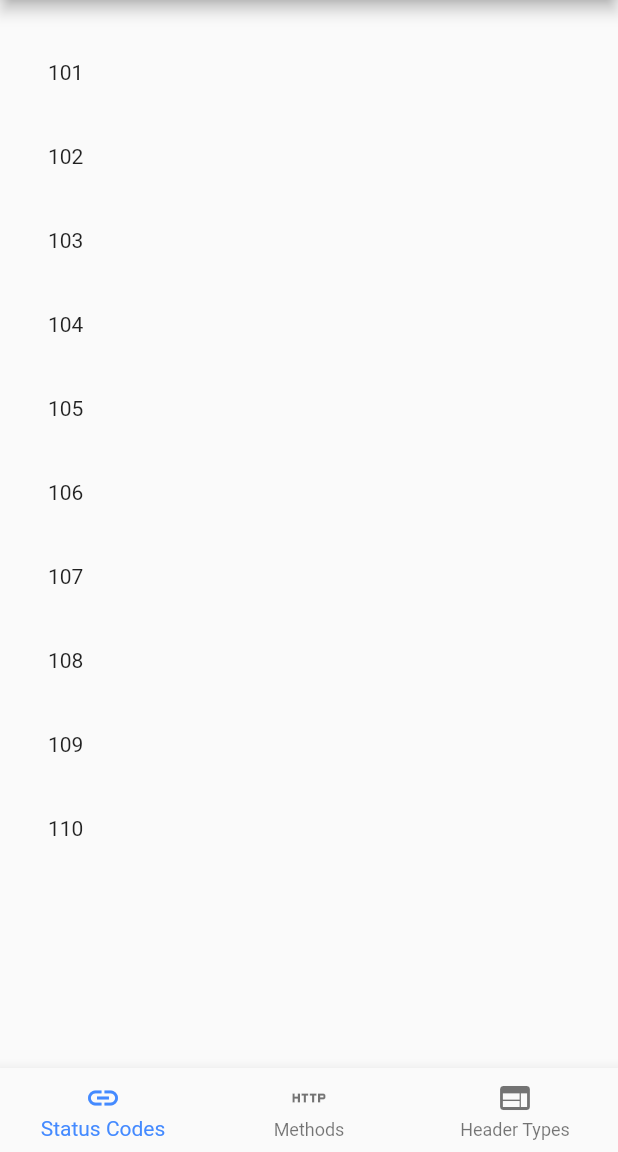
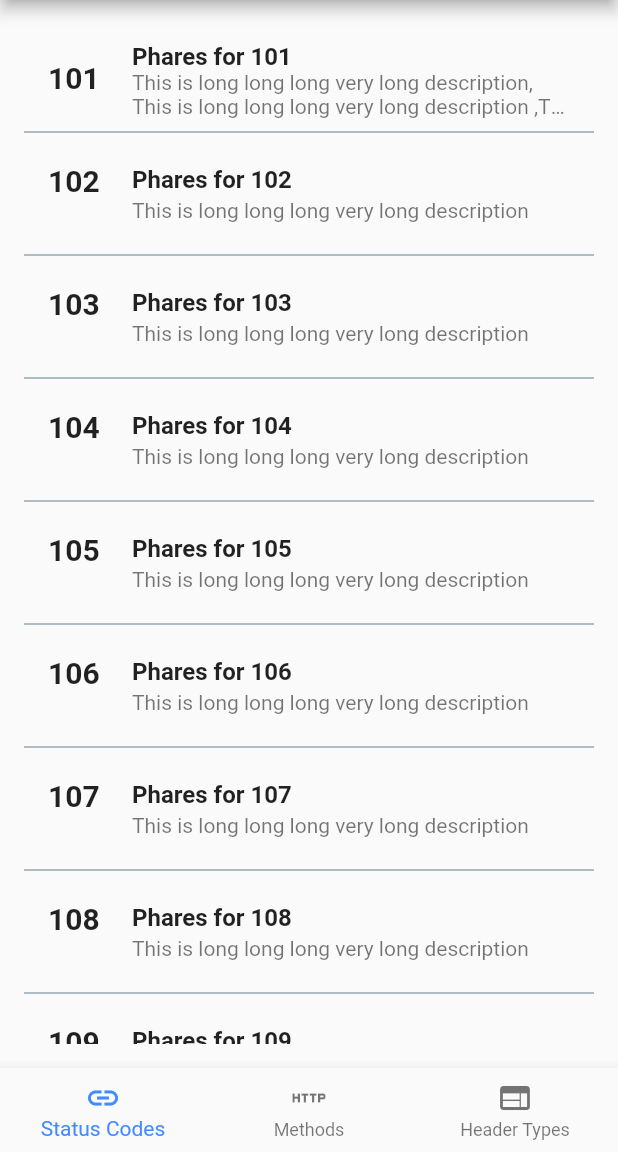
Before and after one commit to patelprashant/know_the_web, a Flutter app: the screen it shows after launch, on a phone screen of 412 x 824 dp, the part 84-1236 px from its top. Run offline on Flutter 3.47's test engine with Material 2 defaults, Android fonts, the phone set to English and light mode, and no system bars.

Commit message:
Added List Item UI style and attach model data to it.

```diff
--- a/lib/statusCodeList/model/statusCode.dart
+++ b/lib/statusCodeList/model/statusCode.dart
@@ -1,14 +1,14 @@
 class StatusCodeModel {
   final String code;
+  final String phrase;
+  final String description;
+  final String spec_title;
+  final String spec_href;
 
-  const StatusCodeModel({this.code});
-
-//  final String phrase;
-//  final String description;
-//  final String spec_title;
-//  final String spec_href;
-
-//  StatusCodeModel(this.code, this.phrase, this.description, this.spec_title,
-//      this.spec_href);
-
+  const StatusCodeModel(
+      {this.code,
+      this.phrase,
+      this.description,
+      this.spec_title,
+      this.spec_href});
 }
--- a/lib/statusCodeList/status_code_item.dart
+++ b/lib/statusCodeList/status_code_item.dart
@@ -8,9 +8,35 @@ class StatusCodeItem extends StatelessWidget {
 
   @override
   Widget build(BuildContext context) {
-    return new ListTile(
-      leading: new Text(_statusCodeModel.code),
-//      title: new Text(_statusCodeModel.phrase),
-    );
+    return new Container(
+        child: new Column(
+      children: <Widget>[
+        ListTile(
+          leading: new Text(
+            _statusCodeModel.code,
+            style: new TextStyle(
+              fontWeight: FontWeight.bold,
+              fontSize: 20,
+            ),
+          ),
+          title: new Text(
+            _statusCodeModel.phrase,
+            style: new TextStyle(
+              fontWeight: FontWeight.bold,
+            ),
+          ),
+          subtitle: new Text(
+            _statusCodeModel.description,
+            overflow: TextOverflow.ellipsis,
+            maxLines: 2,
+          ),
+          isThreeLine: false,
+        ),
+        new Divider(
+          height: 10.0,
+          color: Colors.blueGrey,
+        ),
+      ],
+    ));
   }
 }
--- a/lib/statusCodeList/status_codes_page.dart
+++ b/lib/statusCodeList/status_codes_page.dart
@@ -5,16 +5,47 @@ import 'package:know_the_web/statusCodeList/status_codes.dart';
 class StatusCodesPage extends StatelessWidget {
   _buildStatusCodeList() {
     return <StatusCodeModel>[
-      const StatusCodeModel(code: '101'),
-      const StatusCodeModel(code: '102'),
-      const StatusCodeModel(code: '103'),
-      const StatusCodeModel(code: '104'),
-      const StatusCodeModel(code: '105'),
-      const StatusCodeModel(code: '106'),
-      const StatusCodeModel(code: '107'),
-      const StatusCodeModel(code: '108'),
-      const StatusCodeModel(code: '109'),
-      const StatusCodeModel(code: '110'),
+      const StatusCodeModel(
+          code: '101',
+          phrase: 'Phares for 101',
+          description:
+              'This is long long long very long description, This is long long long very long description ,This is long long long very long description'),
+      const StatusCodeModel(
+          code: '102',
+          phrase: 'Phares for 102',
+          description: 'This is long long long very long description'),
+      const StatusCodeModel(
+          code: '103',
+          phrase: 'Phares for 103',
+          description: 'This is long long long very long description'),
+      const StatusCodeModel(
+          code: '104',
+          phrase: 'Phares for 104',
+          description: 'This is long long long very long description'),
+      const StatusCodeModel(
+          code: '105',
+          phrase: 'Phares for 105',
+          description: 'This is long long long very long description'),
+      const StatusCodeModel(
+          code: '106',
+          phrase: 'Phares for 106',
+          description: 'This is long long long very long description'),
+      const StatusCodeModel(
+          code: '107',
+          phrase: 'Phares for 107',
+          description: 'This is long long long very long description'),
+      const StatusCodeModel(
+          code: '108',
+          phrase: 'Phares for 108',
+          description: 'This is long long long very long description'),
+      const StatusCodeModel(
+          code: '109',
+          phrase: 'Phares for 109',
+          description: 'This is long long long very long description'),
+      const StatusCodeModel(
+          code: '110',
+          phrase: 'Phares for 110',
+          description: 'This is long long long very long description'),
     ];
   }
 
```
